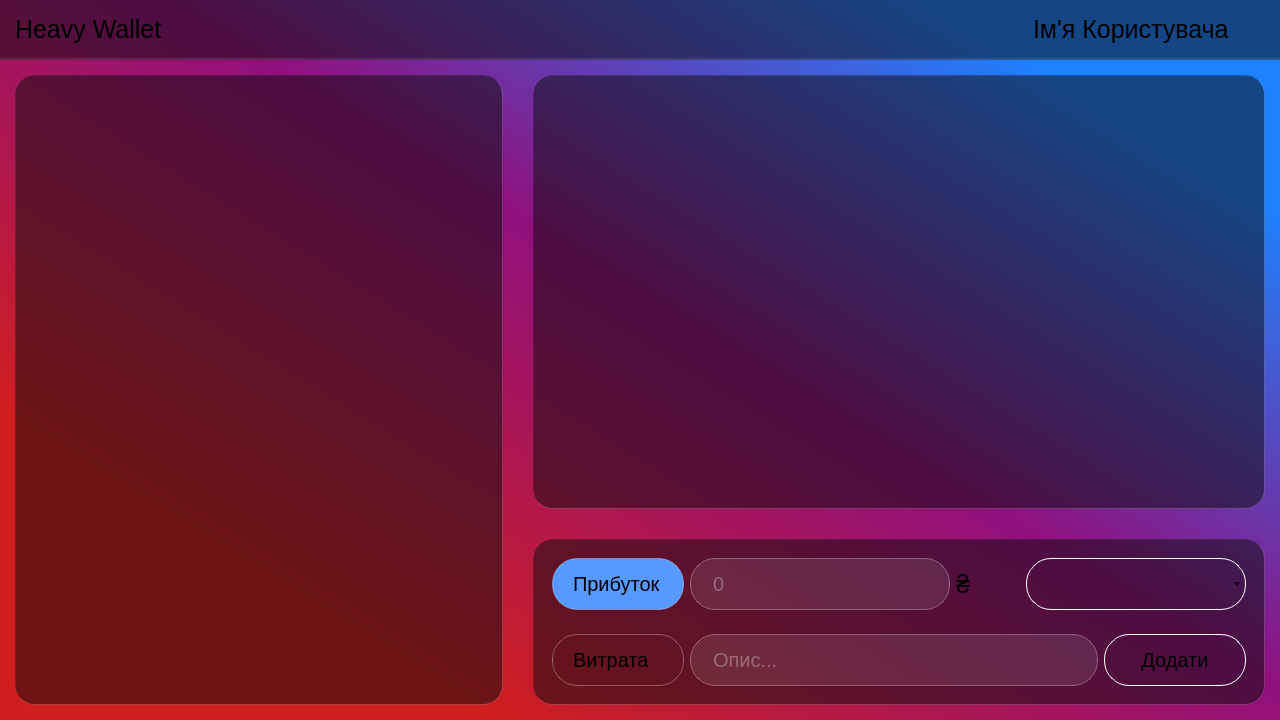
Above: budget_manager_frontend/forms/mainwindow.ui from BogdanKalysh/budget_manager_app before the change. Below: the same form after it.
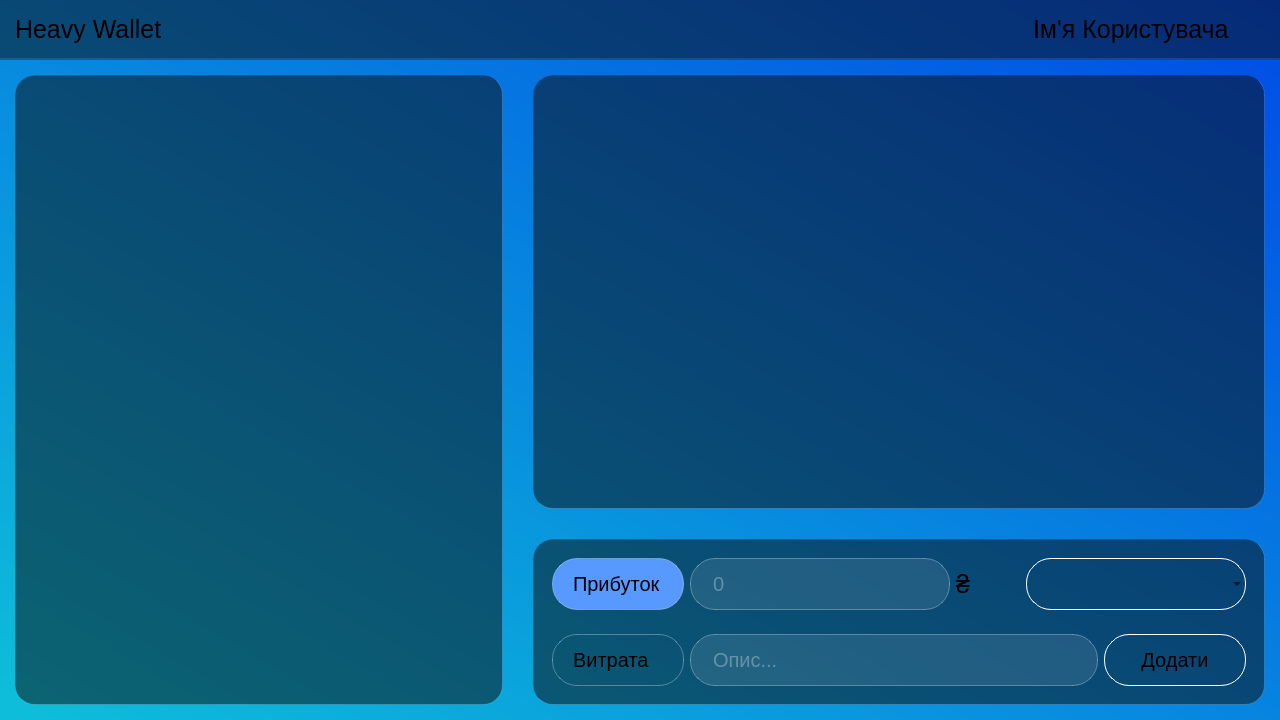
That is the form after the change. Icons and pictures are not drawn.

Patch:
```diff
--- a/budget_manager_frontend/forms/mainwindow.ui
+++ b/budget_manager_frontend/forms/mainwindow.ui
@@ -22,7 +22,9 @@
   </property>
   <property name="styleSheet">
    <string notr="true">#centralwidget{
- background: qlineargradient(spread:pad, x1:0.166667, y1:0.756, x2:1, y2:0, stop:0 rgba(207, 31, 31, 255), stop:0.427083 rgba(144, 16, 125, 255), stop:0.822917 rgba(30, 129, 255, 255))
+ /*background: qlineargradient(spread:pad, x1:0.166667, y1:0.756, x2:1, y2:0, stop:0 rgba(207, 31, 31, 255), stop:0.427083 rgba(144, 16, 125, 255), stop:0.822917 rgba(30, 129, 255, 255))*/
+	/*background: qlineargradient(spread:pad, x1:0.09375, y1:0.948864, x2:0.813, y2:0.102273, stop:0 rgba(114, 42, 159, 255), stop:0.505208 rgba(158, 31, 100, 255), stop:1 rgba(59, 105, 224, 255))*/
+	background: qlineargradient(spread:pad, x1:0, y1:0.960227, x2:1, y2:0, stop:0 rgba(13, 189, 217, 255), stop:1 rgba(0, 75, 230, 255))
 }
 
 #header, #addTransactionFrame, #pieChartFrame, #transactionListFrame{
```
